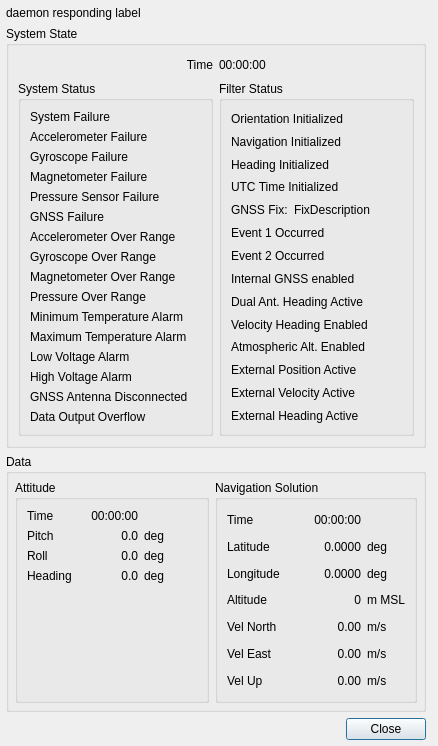
Qt form src/hcrgui/SpatialFogDetails.ui (NCAR/HCR_instrument) before a commit.
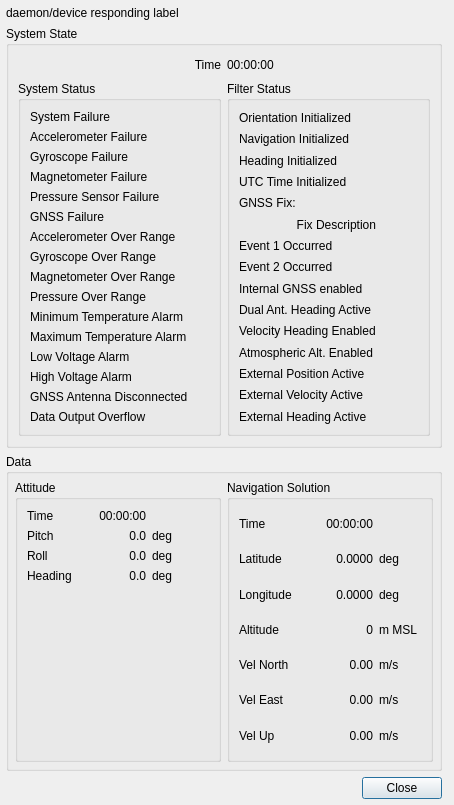
The same form after that commit. Icons and pictures are not drawn.

Commit message: Handle the new insResponsive member in SpatialFogStatus

Patch:
```diff
--- a/src/hcrgui/SpatialFogDetails.ui
+++ b/src/hcrgui/SpatialFogDetails.ui
@@ -6,8 +6,8 @@
    <rect>
     <x>0</x>
     <y>0</y>
-    <width>438</width>
-    <height>746</height>
+    <width>454</width>
+    <height>805</height>
    </rect>
   </property>
   <property name="windowTitle">
@@ -23,7 +23,7 @@
    <item row="1" column="0" colspan="2">
     <widget class="QLabel" name="daemonRespondingLabel">
      <property name="text">
-      <string>daemon responding label</string>
+      <string>daemon/device responding label</string>
      </property>
     </widget>
    </item>
@@ -403,53 +403,6 @@
          <string>Filter Status</string>
         </property>
         <layout class="QGridLayout" name="gridLayout_5">
-         <item row="4" column="0">
-          <widget class="QFrame" name="fixFrame">
-           <property name="frameShape">
-            <enum>QFrame::NoFrame</enum>
-           </property>
-           <property name="frameShadow">
-            <enum>QFrame::Raised</enum>
-           </property>
-           <layout class="QHBoxLayout" name="horizontalLayout_3">
-            <property name="spacing">
-             <number>6</number>
-            </property>
-            <property name="margin">
-             <number>0</number>
-            </property>
-            <item>
-             <widget class="QLabel" name="gnssFixLabel">
-              <property name="sizePolicy">
-               <sizepolicy hsizetype="Minimum" vsizetype="Preferred">
-                <horstretch>0</horstretch>
-                <verstretch>0</verstretch>
-               </sizepolicy>
-              </property>
-              <property name="text">
-               <string>GNSS Fix:</string>
-              </property>
-             </widget>
-            </item>
-            <item>
-             <widget class="QLabel" name="gnssFixDescription">
-              <property name="sizePolicy">
-               <sizepolicy hsizetype="Preferred" vsizetype="Preferred">
-                <horstretch>0</horstretch>
-                <verstretch>0</verstretch>
-               </sizepolicy>
-              </property>
-              <property name="text">
-               <string>FixDescription</string>
-              </property>
-              <property name="alignment">
-               <set>Qt::AlignLeading|Qt::AlignLeft|Qt::AlignVCenter</set>
-              </property>
-             </widget>
-            </item>
-           </layout>
-          </widget>
-         </item>
          <item row="13" column="1">
           <widget class="QLabel" name="externalVelocityActiveLed">
            <property name="text">
@@ -671,7 +624,7 @@
            </property>
           </widget>
          </item>
-         <item row="4" column="1">
+         <item row="5" column="1">
           <widget class="QLabel" name="gnssFixLed">
            <property name="text">
             <string/>
@@ -681,6 +634,35 @@
            </property>
           </widget>
          </item>
+         <item row="5" column="0">
+          <widget class="QLabel" name="gnssFixDescription">
+           <property name="sizePolicy">
+            <sizepolicy hsizetype="Preferred" vsizetype="Preferred">
+             <horstretch>0</horstretch>
+             <verstretch>0</verstretch>
+            </sizepolicy>
+           </property>
+           <property name="text">
+            <string>Fix Description</string>
+           </property>
+           <property name="alignment">
+            <set>Qt::AlignRight|Qt::AlignTrailing|Qt::AlignVCenter</set>
+           </property>
+          </widget>
+         </item>
+         <item row="4" column="0">
+          <widget class="QLabel" name="gnssFixLabel">
+           <property name="sizePolicy">
+            <sizepolicy hsizetype="Minimum" vsizetype="Preferred">
+             <horstretch>0</horstretch>
+             <verstretch>0</verstretch>
+            </sizepolicy>
+           </property>
+           <property name="text">
+            <string>GNSS Fix:</string>
+           </property>
+          </widget>
+         </item>
         </layout>
        </widget>
       </item>
```
Left out of the diff: 2 changed lines with no effect on the pictures. The commit also changes 1 other file.
